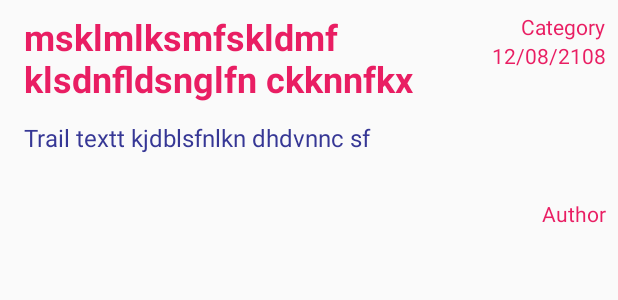
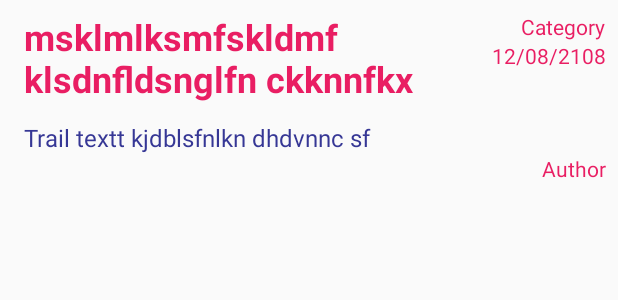
Before and after one commit to theAustin316/NewzApp-Stage-2, an Android app: the layout news_item.xml on its own in the app's theme, with its tools: preview values and no code run, on a phone screen of 412 x 824 dp. Shown: the top 300 px of the screen. Run offline under Robolectric (Android 15) with nearby library versions, the phone set to English and light mode, and no system bars.

Commit message:
Update news_item.xml

```diff
--- a/app/src/main/res/layout/news_item.xml
+++ b/app/src/main/res/layout/news_item.xml
@@ -10,7 +10,7 @@
 
         <RelativeLayout
             android:layout_width="match_parent"
-            android:layout_height="@dimen/relate_height"
+            android:layout_height="wrap_content"
             android:padding="@dimen/relate_padding">
 
             <TextView
@@ -41,7 +41,7 @@
                 android:textSize="@dimen/text_size"
                 android:textColor="@color/blue"
                 android:layout_marginTop="@dimen/margin_List"
-                android:maxLines="5"
+                android:maxLines="4"
                 tools:text="@string/trail"
                 android:layout_below="@id/webTitle_TextView"/>
 
@@ -51,6 +51,7 @@
                 android:layout_height="wrap_content"
                 tools:text="@string/Author"
                 android:textColor="@color/pink"
+                android:layout_below="@id/trailText_TextView"
                 android:layout_alignParentRight="true"
                 android:layout_alignParentBottom="true"/>
 
```
